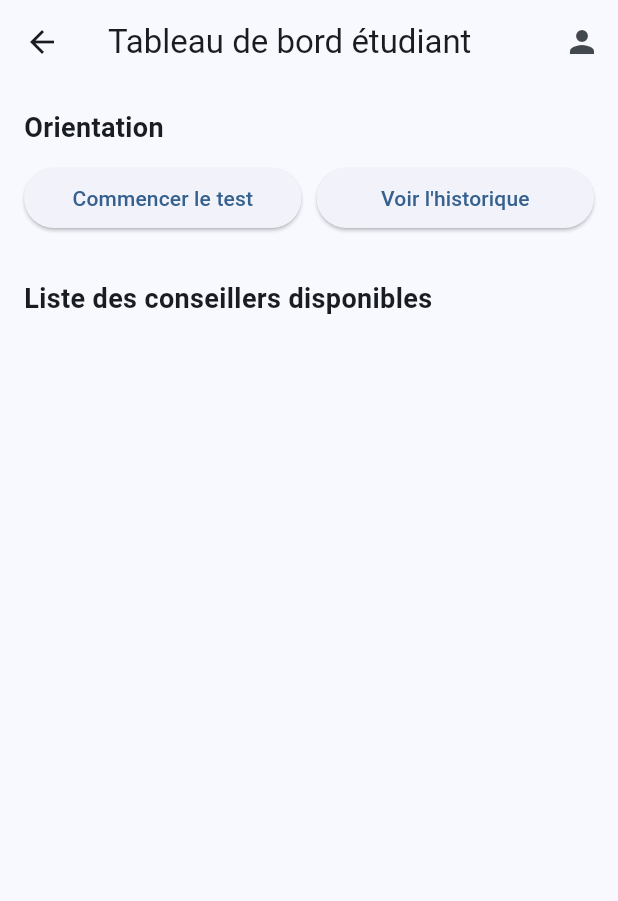
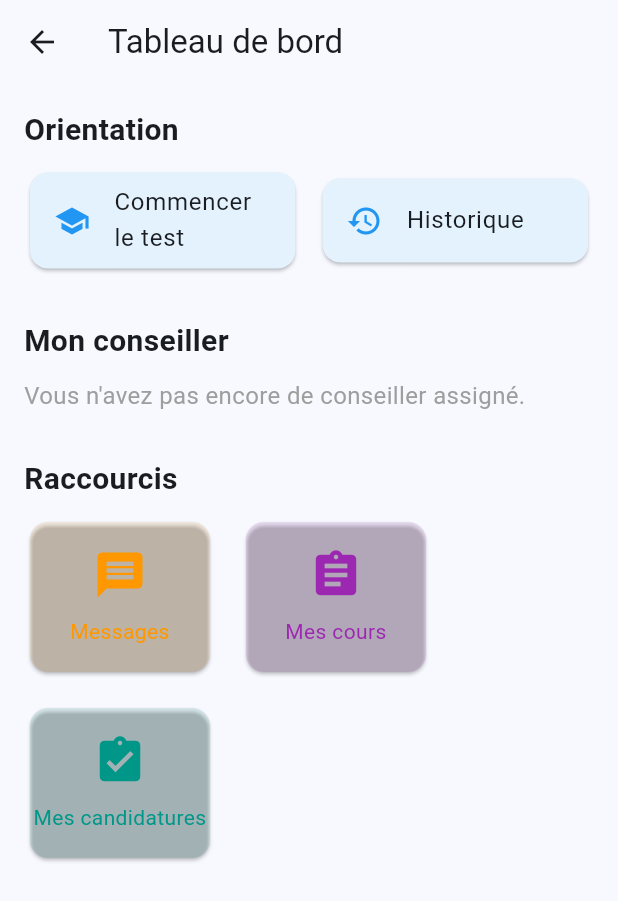
Before and after one commit to Billy-Crawford/orizen-mobile, a Flutter app: the StudentDashboard screen opened directly, on a phone screen of 412 x 824 dp. Shown: the top 901 px of the screen. Run offline on Flutter 3.47's test engine with Material 3 defaults, Android fonts, the phone set to English and light mode, and no system bars; our stand-ins replace dio, flutter_riverpod, flutter_secure_storage, jwt_decoder; accounts and stored records are empty; network calls fail.

Commit message:
la v1 cote etudiant est terminee

```diff
--- a/lib/features/auth/presentation/student_dashboard.dart
+++ b/lib/features/auth/presentation/student_dashboard.dart
@@ -5,7 +5,6 @@ import '../../student/presentation/orientation_history_page.dart';
 import '../../student/presentation/orientation_test_page.dart';
 import '../data/student_service.dart';
 import 'my_advisor_page.dart';
-
 
 class StudentDashboard extends StatefulWidget {
   const StudentDashboard({super.key});
@@ -17,38 +16,24 @@ class StudentDashboard extends StatefulWidget {
 class _StudentDashboardState extends State<StudentDashboard> {
   final StudentService _service = StudentService();
   bool _loading = true;
-  List<dynamic> _advisors = [];
+  Map<String, dynamic>? _myAdvisor;
 
   @override
   void initState() {
     super.initState();
-    _fetchAdvisors();
+    _fetchMyAdvisor();
   }
 
-  Future<void> _fetchAdvisors() async {
+  Future<void> _fetchMyAdvisor() async {
     try {
-      final response = await _service.getAdvisors();
+      final response = await _service.getMyAdvisor();
       setState(() {
-        _advisors = response.data;
+        _myAdvisor = response.data;
         _loading = false;
       });
     } catch (e) {
-      print("Erreur fetch advisors: $e");
+      debugPrint("Erreur fetch my advisor: $e");
       setState(() => _loading = false);
-    }
-  }
-
-  Future<void> _sendRequest(int advisorId) async {
-    try {
-      final response = await _service.sendAdvisorRequest(advisorId);
-      ScaffoldMessenger.of(context).showSnackBar(
-        SnackBar(content: Text(response.data['message'] ?? 'Demande envoyée')),
-      );
-    } catch (e) {
-      print("Erreur send request: $e");
-      ScaffoldMessenger.of(context).showSnackBar(
-        const SnackBar(content: Text("Erreur lors de l'envoi")),
-      );
     }
   }
 
@@ -62,19 +47,7 @@ class _StudentDashboardState extends State<StudentDashboard> {
 
     return Scaffold(
       appBar: AppBar(
-        title: const Text("Tableau de bord étudiant"),
-        actions: [
-          IconButton(
-            icon: const Icon(Icons.person),
-            tooltip: "Mon conseiller",
-            onPressed: () {
-              Navigator.push(
-                context,
-                MaterialPageRoute(builder: (_) => const MyAdvisorPage()),
-              );
-            },
-          ),
-        ],
+        title: const Text("Tableau de bord"),
       ),
       body: SingleChildScrollView(
         padding: const EdgeInsets.all(16),
@@ -82,35 +55,43 @@ class _StudentDashboardState extends State<StudentDashboard> {
           crossAxisAlignment: CrossAxisAlignment.start,
           children: [
 
-            // ================== Test d'orientation ==================
+            // ================== Orientation ==================
             const Text(
               "Orientation",
-              style: TextStyle(fontSize: 18, fontWeight: FontWeight.bold),
+              style: TextStyle(fontSize: 20, fontWeight: FontWeight.bold),
             ),
             const SizedBox(height: 10),
             Row(
               children: [
                 Expanded(
-                  child: ElevatedButton(
-                    onPressed: () {
+                  child: Card(
+                    color: Colors.blue.shade50,
+                    child: ListTile(
+                      leading: const Icon(Icons.school, color: Colors.blue),
+                      title: const Text("Commencer le test"),
+                      onTap: () {
                         Navigator.push(
                           context,
                           MaterialPageRoute(builder: (_) => const OrientationTestPage()),
                         );
                       },
-                    child: const Text("Commencer le test"),
+                    ),
                   ),
                 ),
                 const SizedBox(width: 10),
                 Expanded(
-                  child: ElevatedButton(
-                    onPressed: () {
+                  child: Card(
+                    color: Colors.blue.shade50,
+                    child: ListTile(
+                      leading: const Icon(Icons.history, color: Colors.blue),
+                      title: const Text("Historique"),
+                      onTap: () {
                         Navigator.push(
                           context,
                           MaterialPageRoute(builder: (_) => const OrientationHistoryPage()),
                         );
                       },
-                    child: const Text("Voir l'historique"),
+                    ),
                   ),
                 ),
               ],
@@ -118,34 +99,82 @@ class _StudentDashboardState extends State<StudentDashboard> {
 
             const SizedBox(height: 30),
 
-            // ================== Liste des conseillers ==================
-            const Text(
-              "Liste des conseillers disponibles",
-              style: TextStyle(fontSize: 18, fontWeight: FontWeight.bold),
+            // ================== Mon conseiller ==================
+            Text(
+              "Mon conseiller",
+              style: TextStyle(fontSize: 20, fontWeight: FontWeight.bold),
             ),
             const SizedBox(height: 10),
-            ListView.builder(
-              shrinkWrap: true,
-              physics: const NeverScrollableScrollPhysics(),
-              itemCount: _advisors.length,
-              itemBuilder: (context, index) {
-                final advisor = _advisors[index];
-                return Card(
-                  margin: const EdgeInsets.symmetric(vertical: 8),
+            _myAdvisor != null && _myAdvisor!['advisor'] != null
+                ? Card(
+              color: Colors.green.shade50,
               child: ListTile(
-                    title: Text(advisor['username']),
-                    subtitle: Text(advisor['email']),
-                    trailing: ElevatedButton(
-                      child: const Text("Demande"),
-                      onPressed: () => _sendRequest(advisor['id']),
-                    ),
+                leading: const Icon(Icons.person, color: Colors.green),
+                title: Text(_myAdvisor!['advisor']['username']),
+                subtitle: Text(_myAdvisor!['advisor']['email']),
+                trailing: const Icon(Icons.chat),
+                onTap: () {
+                  Navigator.push(
+                    context,
+                    MaterialPageRoute(
+                      builder: (_) => MyAdvisorPage(),
                     ),
                   );
                 },
+              ),
+            )
+                : const Text(
+              "Vous n'avez pas encore de conseiller assigné.",
+              style: TextStyle(fontSize: 16, color: Colors.grey),
+            ),
+
+            const SizedBox(height: 30),
+
+            // ================== Raccourcis utiles ==================
+            const Text(
+              "Raccourcis",
+              style: TextStyle(fontSize: 20, fontWeight: FontWeight.bold),
+            ),
+            const SizedBox(height: 10),
+            Wrap(
+              spacing: 16,
+              runSpacing: 16,
+              children: [
+                _buildShortcutCard(Icons.message, "Messages", Colors.orange, () {
+                  // TODO: rediriger vers la page messages
+                }),
+                _buildShortcutCard(Icons.assignment, "Mes cours", Colors.purple, () {
+                  // TODO: rediriger vers la page cours
+                }),
+                _buildShortcutCard(Icons.assignment_turned_in, "Mes candidatures", Colors.teal, () {
+                  // TODO: rediriger vers candidatures
+                }),
+              ],
             ),
           ],
         ),
       ),
     );
   }
+
+  Widget _buildShortcutCard(IconData icon, String title, Color color, VoidCallback onTap) {
+    return Card(
+      color: color.withOpacity(0.1),
+      child: InkWell(
+        onTap: onTap,
+        child: SizedBox(
+          width: 120,
+          height: 100,
+          child: Column(
+            mainAxisAlignment: MainAxisAlignment.center,
+            children: [
+              Icon(icon, size: 36, color: color),
+              const SizedBox(height: 10),
+              Text(title, textAlign: TextAlign.center, style: TextStyle(color: color)),
+            ],
+          ),
+        ),
+      ),
+    );
   }
+}
```
Also changed, not shown: lib/features/auth/presentation/my_advisor_page.dart (+14 -34 lines), lib/features/chat/presentation/chat_page.dart (+48 -18 lines), lib/features/student/presentation/advisors_list_page.dart (+54 -31 lines). Lines whose indentation alone changed are shown as unchanged.
